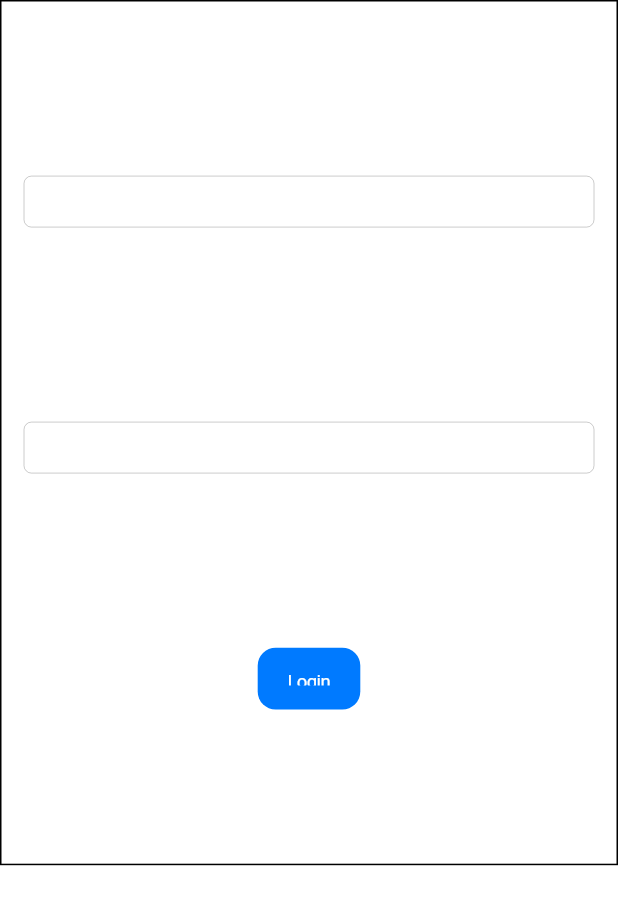
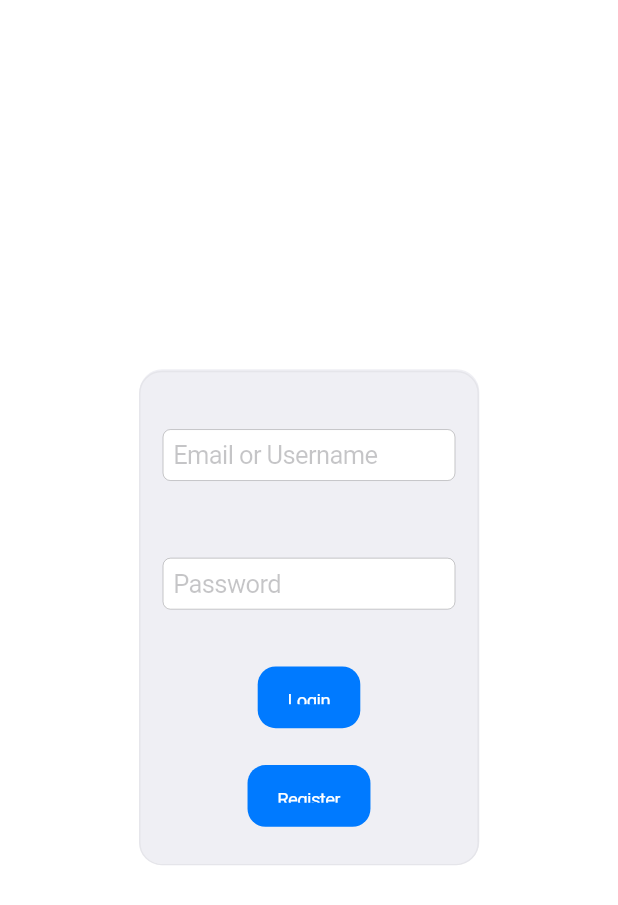
Before and after one commit to thisissandeepkumar/chat_flutter, a Flutter app: the screen it shows after launch, on a phone screen of 412 x 824 dp. Shown: the top 905 px of the screen. Run offline on Flutter 3.47's test engine with Material 2 defaults, Android fonts, the phone set to English and light mode, and no system bars; our stand-ins replace shared_preferences.

Commit message:
Registration Screen and loads of UI tweaks!

```diff
--- a/lib/constants.dart
+++ b/lib/constants.dart
@@ -10,6 +10,8 @@ const String messageURL = domainURL + 'message/';
 
 const String loginURL = domainURL + 'auth/login/';
 const String verifyURL = domainURL + 'auth/verify/';
+const String uniqueCheckURL = domainURL + 'auth/unique/';
+const String registerURL = domainURL + 'auth/register/';
 const String getMyChatroomsURL = chatroomURL + 'room/';
 const String startChatroomURL = chatroomURL + 'room/';
 const String getChatroomMessagesURL = messageURL + 'get/';
--- a/lib/main.dart
+++ b/lib/main.dart
@@ -1,6 +1,7 @@
 import 'package:chat_flutter/pages/chatpage/index.dart';
 import 'package:chat_flutter/pages/dashboard/index.dart';
 import 'package:chat_flutter/pages/login/index.dart';
+import 'package:chat_flutter/pages/register/index.dart';
 import 'package:chat_flutter/pages/splash/index.dart';
 import 'package:flutter/material.dart';
 import 'package:flutter/cupertino.dart';
@@ -36,6 +37,7 @@ class MyApp extends StatelessWidget {
         'login': (context) => LoginScreen(),
         'dashboard': (context) => DashBoard(),
         'chatroom': (context) => ChatPage(),
+        'register': (context) => Registration(),
       },
       theme: CupertinoThemeData(),
     );
--- a/lib/pages/chatpage/index.dart
+++ b/lib/pages/chatpage/index.dart
@@ -7,7 +7,6 @@ import 'package:chat_flutter/pages/chatpage/tiles.dart';
 import 'package:chat_flutter/services/message_service.dart';
 import 'package:flutter/cupertino.dart';
 import 'package:web_socket_channel/io.dart';
-import 'package:web_socket_channel/web_socket_channel.dart';
 
 class ChatPage extends StatefulWidget {
   ChatPage({Key? key}) : super(key: key);
--- a/lib/pages/login/index.dart
+++ b/lib/pages/login/index.dart
@@ -35,14 +35,23 @@ class _LoginScreenState extends State<LoginScreen> {
   @override
   Widget build(BuildContext context) {
     return CupertinoPageScaffold(
+      child: SafeArea(
+        child: Center(
           child: Container(
             decoration: BoxDecoration(
+                boxShadow: [
+                  BoxShadow(
+                    offset: Offset.fromDirection(5.0),
+                    color: CupertinoColors.extraLightBackgroundGray,
+                  )
+                ],
+                borderRadius: BorderRadius.circular(15.0),
                 border: Border.all(
-          color: Colors.black,
+                  color: CupertinoColors.lightBackgroundGray,
                 )),
             alignment: Alignment.center,
-        width: double.infinity,
-        height: MediaQuery.of(context).size.height * 0.7,
+            width: MediaQuery.of(context).size.width * 0.55,
+            height: MediaQuery.of(context).size.height * 0.4,
             // margin: EdgeInsets.only(
             //   top: MediaQuery.of(context).size.height * 0.4,
             //   bottom: MediaQuery.of(context).size.height * 0.4,
@@ -52,11 +61,13 @@ class _LoginScreenState extends State<LoginScreen> {
               crossAxisAlignment: CrossAxisAlignment.center,
               children: [
                 CustomInputField(
+                  placeHolderText: 'Email or Username',
                   context: context,
                   textInputType: TextInputType.name,
                   controller: loginController,
                 ),
                 CustomInputField(
+                  placeHolderText: 'Password',
                   context: context,
                   textInputType: TextInputType.name,
                   controller: passwordController,
@@ -64,7 +75,8 @@ class _LoginScreenState extends State<LoginScreen> {
                 ),
                 Container(
                   height: MediaQuery.of(context).size.height *
-                  (MediaQuery.of(context).orientation == Orientation.landscape
+                      (MediaQuery.of(context).orientation ==
+                              Orientation.landscape
                           ? 0.05
                           : 0.05),
                   child: CupertinoButton.filled(
@@ -90,7 +102,8 @@ class _LoginScreenState extends State<LoginScreen> {
                             Appstate.authorizationHeaders = {
                               'Authorization': dataMap['token']
                             };
-                        Appstate.currentUser = User.fromJSON(dataMap['user']);
+                            Appstate.currentUser =
+                                User.fromJSON(dataMap['user']);
                           });
                           preferences.setString('token', dataMap['token']);
                           Navigator.pushReplacementNamed(context, 'dashboard');
@@ -99,7 +112,27 @@ class _LoginScreenState extends State<LoginScreen> {
                     },
                   ),
                 ),
+                Container(
+                  height: MediaQuery.of(context).size.height *
+                      (MediaQuery.of(context).orientation ==
+                              Orientation.landscape
+                          ? 0.05
+                          : 0.05),
+                  child: CupertinoButton.filled(
+                    child: Text(
+                      'Register',
+                      style: TextStyle(
+                        fontSize: MediaQuery.of(context).size.height * 0.015,
+                      ),
+                    ),
+                    onPressed: () {
+                      Navigator.pushNamed(context, 'register');
+                    },
+                  ),
+                ),
               ],
+            ),
+          ),
         ),
       ),
     );
--- a/lib/widgets/textInput.dart
+++ b/lib/widgets/textInput.dart
@@ -6,8 +6,10 @@ class CustomInputField extends StatefulWidget {
   TextEditingController? controller;
   bool? obscureText;
   TextInputType? textInputType;
+  String? placeHolderText;
   CustomInputField(
       {Key? key,
+      this.placeHolderText,
       required this.context,
       @required this.controller,
       this.obscureText,
@@ -17,6 +19,7 @@ class CustomInputField extends StatefulWidget {
   @override
   _CustomInputFieldState createState() => _CustomInputFieldState(
       mainScreenContext: context,
+      placeHolderText: placeHolderText,
       controller: controller,
       textInputType: textInputType,
       obscureText: obscureText);
@@ -27,10 +30,12 @@ class _CustomInputFieldState extends State<CustomInputField> {
   TextInputType? textInputType;
   bool? obscureText;
   BuildContext mainScreenContext;
+  String? placeHolderText;
   _CustomInputFieldState(
       {required this.mainScreenContext,
       @required this.controller,
       this.textInputType,
+      this.placeHolderText,
       this.obscureText});
   @override
   Widget build(BuildContext context) {
@@ -45,6 +50,7 @@ class _CustomInputFieldState extends State<CustomInputField> {
         right: 15.0,
       ),
       child: CupertinoTextField(
+        placeholder: placeHolderText == null ? '' : placeHolderText,
         controller: controller,
         keyboardType: textInputType,
         obscureText: obscureText == null ? false : true,
```
Also changed, not shown: lib/pages/register/index.dart (added, +236 -0 lines), lib/pages/splash/index.dart (+28 -5 lines), lib/services/auth_service.dart (added, +36 -0 lines). Lines whose indentation alone changed are shown as unchanged.
